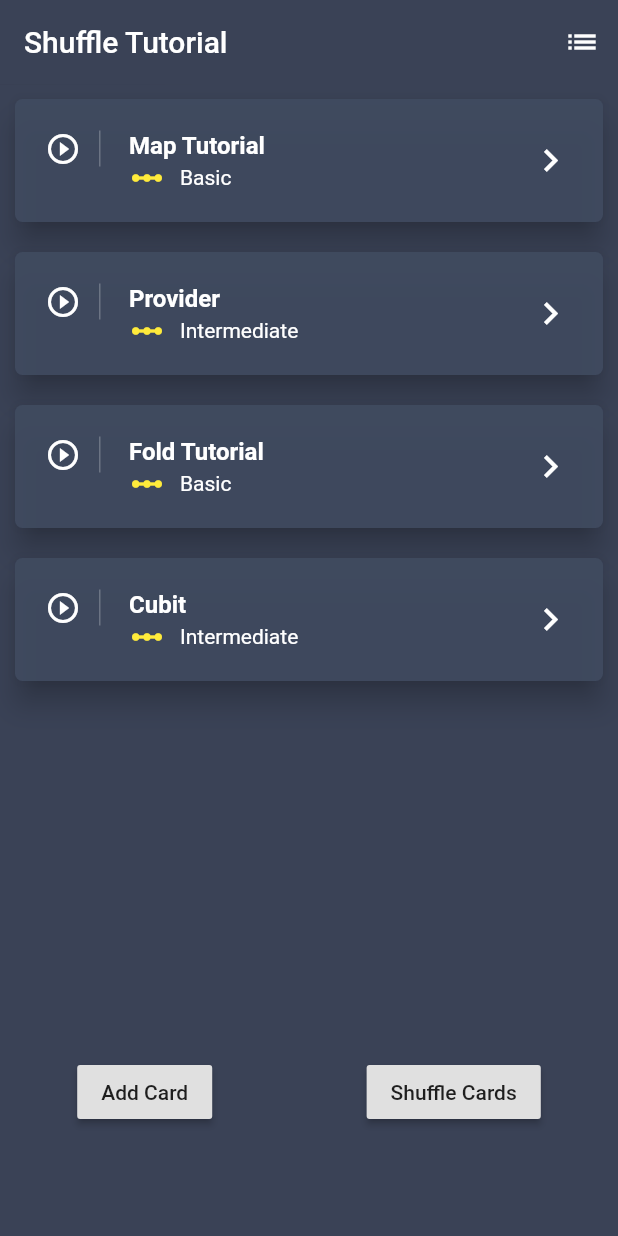
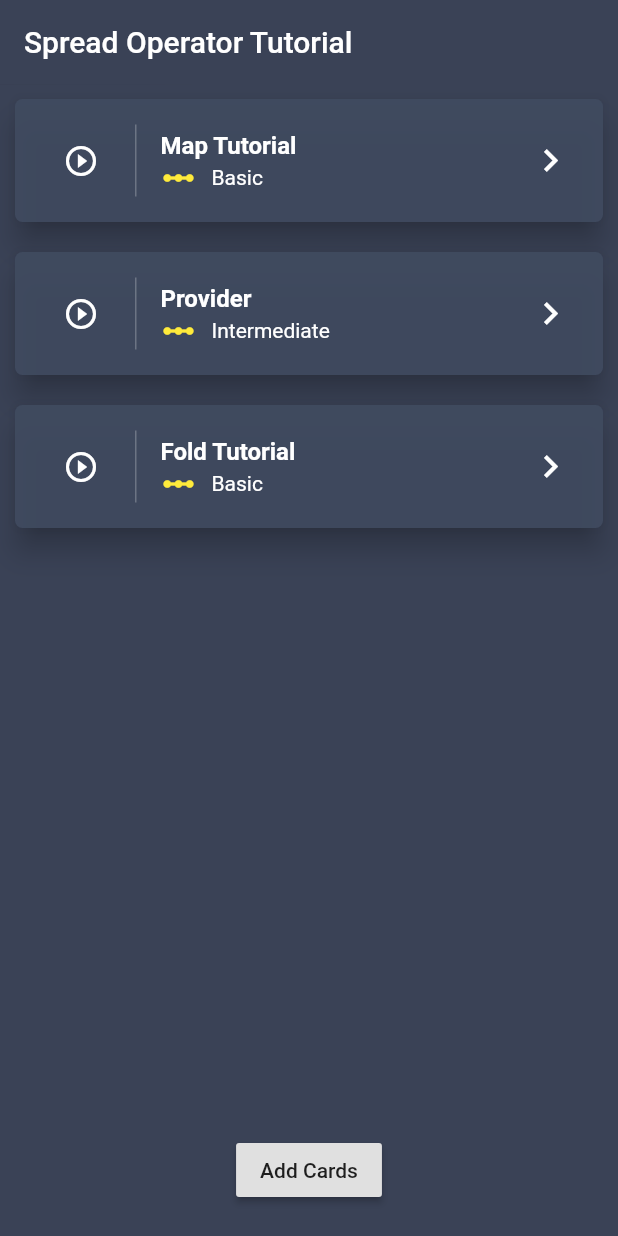
Before and after one commit to mt-tadayon/shuffle_tutorial, a Flutter app: the screen it shows after launch, on a phone screen of 412 x 824 dp. Run offline on Flutter 3.47's test engine with Material 2 defaults, Android fonts, the phone set to English and light mode, and no system bars.

Commit message:
Add url_launcher and youtube links, refactoring and add a new ToDo for spread operator

```diff
--- a/lib/card-list-tile.dart
+++ b/lib/card-list-tile.dart
@@ -1,10 +1,12 @@
 import 'package:flutter/material.dart';
+import 'package:url_launcher/url_launcher.dart';
 
 class CardListTile extends StatelessWidget {
   final String title;
   final String subtitle;
+  final String urlPath;
 
-  CardListTile({this.title, this.subtitle});
+  CardListTile({this.title, this.subtitle, this.urlPath});
 
   @override
   Widget build(BuildContext context) {
@@ -35,7 +37,13 @@ class CardListTile extends StatelessWidget {
               ),
             ),
           ),
-          child: Icon(Icons.play_circle_outline, color: Colors.white),
+          child: IconButton(
+            icon: Icon(
+              Icons.play_circle_outline,
+              color: Colors.white,
+            ),
+            onPressed: () => _launchURL(urlPath),
+          ),
         ),
         title: Text(
           title,
@@ -65,3 +73,11 @@ class CardListTile extends StatelessWidget {
     );
   }
 }
+
+void _launchURL(String urlPath) async {
+  if (await canLaunch(urlPath)) {
+    await launch(urlPath);
+  } else {
+    throw 'Could not launch $urlPath';
+  }
+}
--- a/lib/constant.dart
+++ b/lib/constant.dart
@@ -3,11 +3,5 @@ import 'package:flutter/material.dart';
 final appBar = AppBar(
   elevation: 0.1,
   backgroundColor: Color.fromRGBO(58, 66, 86, 1.0),
-  title: Text('Shuffle Tutorial'),
-  actions: <Widget>[
-    IconButton(
-      icon: Icon(Icons.list),
-      onPressed: () {},
-    )
-  ],
+  title: Text('Spread Operator Tutorial'),
 );
--- a/lib/main.dart
+++ b/lib/main.dart
@@ -12,7 +12,6 @@ class MyApp extends StatelessWidget {
   @override
   Widget build(BuildContext context) {
     return MaterialApp(
-      title: 'Shuffle Tutorial',
       theme: ThemeData(
         primarySwatch: Colors.blue,
         visualDensity: VisualDensity.adaptivePlatformDensity,
@@ -25,8 +24,9 @@ class MyApp extends StatelessWidget {
 class CardDetail {
   String title;
   String subtitle;
+  String urlPath;
 
-  CardDetail({this.title, this.subtitle});
+  CardDetail({this.title, this.subtitle, this.urlPath});
 }
 
 class Dashboard extends StatefulWidget {
@@ -35,11 +35,31 @@ class Dashboard extends StatefulWidget {
 }
 
 class _DashboardState extends State<Dashboard> {
-  final List<CardDetail> cards = [
-    CardDetail(title: 'Map Tutorial', subtitle: 'Basic'),
-    CardDetail(title: 'Provider', subtitle: 'Intermediate'),
-    CardDetail(title: 'Fold Tutorial', subtitle: 'Basic'),
-    CardDetail(title: 'Cubit', subtitle: 'Intermediate'),
+  List<CardDetail> cards = [
+    CardDetail(
+        title: 'Map Tutorial',
+        subtitle: 'Basic',
+        urlPath: 'https://www.youtube.com/watch?v=6xWVWDvmqeU'),
+    CardDetail(
+        title: 'Provider',
+        subtitle: 'Intermediate',
+        urlPath: 'https://youtu.be/hwv31bNdSt4'),
+    CardDetail(
+        title: 'Fold Tutorial',
+        subtitle: 'Basic',
+        urlPath: 'https://youtu.be/rzdmjnA_5xQ'),
+  ];
+
+  final List<CardDetail> newCards = [
+    CardDetail(
+      title: 'Spread Operator',
+      subtitle: 'Beginners',
+      urlPath: '',
+    ),
+    CardDetail(
+        title: 'Unit Test',
+        subtitle: 'Beginners',
+        urlPath: 'https://youtu.be/C1kzJH8SiuE'),
   ];
 
   @override
@@ -50,38 +70,24 @@ class _DashboardState extends State<Dashboard> {
       body: Column(
         children: [
           Expanded(
-            flex: 3,
             child: ListView.builder(
               itemCount: cards.length,
               itemBuilder: (context, index) => CardListTile(
                 title: cards[index].title,
                 subtitle: cards[index].subtitle,
+                urlPath: cards[index].urlPath,
               ),
             ),
           ),
-          Expanded(
-            flex: 1,
-            child: Row(
-              mainAxisAlignment: MainAxisAlignment.spaceAround,
-              children: [
-                RaisedButton(
-                  child: Text('Add Card'),
-                  onPressed: () {
-                    //TODO: Add a new card to cards with title 'Unit Testing' and subtitle of 'Intermediate'.
-                    cards.add(CardDetail(
-                        title: 'Unit Testing', subtitle: 'Intermediate'));
-                    setState(() {});
-                  },
-                ),
-                RaisedButton(
-                  child: Text('Shuffle Cards'),
-                  onPressed: () {
-                    //TODO: Shuffle all cards and change the order of them in the UI
-                    cards.shuffle();
-                    setState(() {});
-                  },
-                )
-              ],
+          Padding(
+            padding: const EdgeInsets.symmetric(vertical: 20),
+            child: RaisedButton(
+              child: Text('Add Cards'),
+              onPressed: () {
+                //TODO: Add newCards to cards.
+                cards = [...cards, ...newCards];
+                setState(() {});
+              },
             ),
           )
         ],
```
Also changed, not shown: pubspec.yaml (+1 -57 lines), pubspec.lock, 6 other files.
